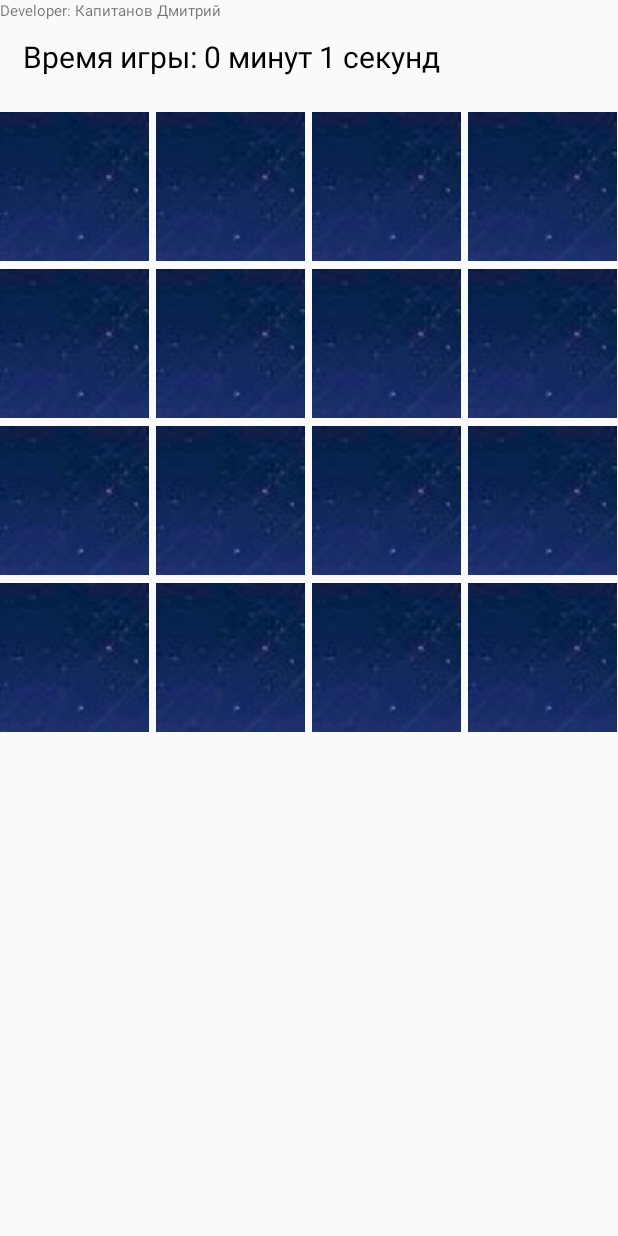
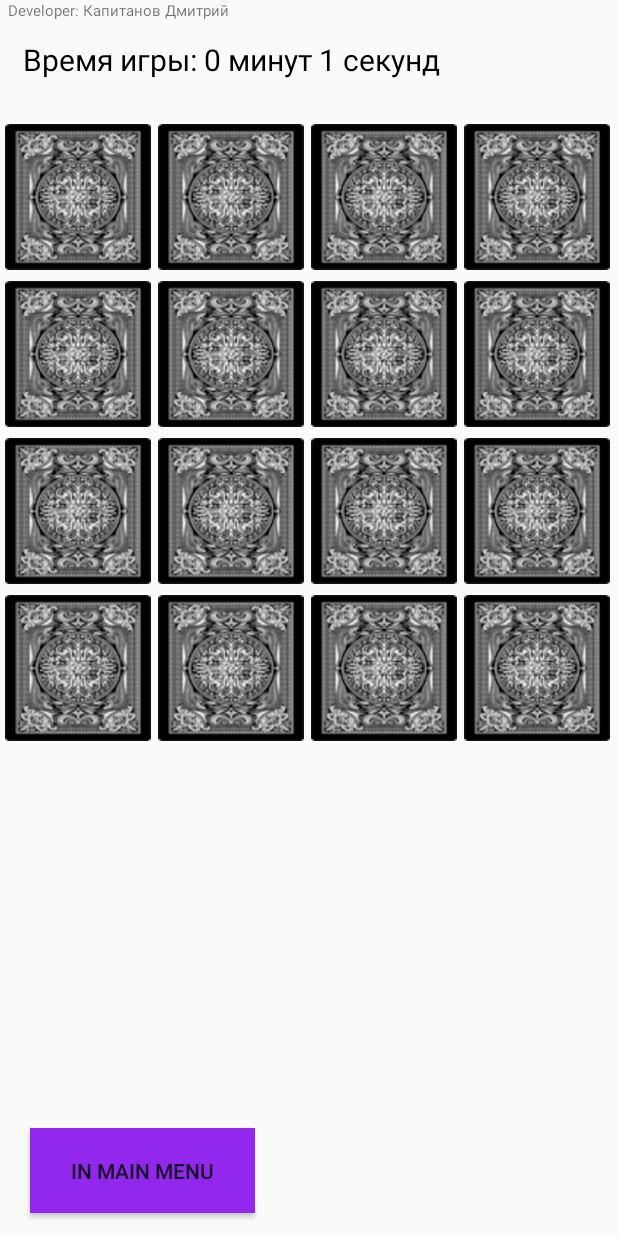
Before and after one commit to komead/laba1MT, an Android app: the MainActivity screen opened directly, with no data from a screen before it, on a phone screen of 412 x 824 dp. Run offline under Robolectric (Android 15) with nearby library versions, the light colour scheme and no system bars.

Commit message:
небольшие улучшения

```diff
--- a/app/src/main/java/com/example/kapitanov1/EndGame.java
+++ b/app/src/main/java/com/example/kapitanov1/EndGame.java
@@ -19,7 +19,6 @@ public class EndGame extends AppCompatActivity {
         setContentView(R.layout.activity_end_game);
 
         tvTime = findViewById(R.id.gameTime);
-        //textView = findViewById(R.id.textView);
         tvTurns = findViewById(R.id.turns);
         btnMainMenu = findViewById(R.id.toMainMenu);
 
--- a/app/src/main/java/com/example/kapitanov1/GridAdapter.java
+++ b/app/src/main/java/com/example/kapitanov1/GridAdapter.java
@@ -11,6 +11,7 @@ import android.widget.ImageView;
 
 import java.util.ArrayList;
 import java.util.Collections;
+import java.util.Random;
 
 public class GridAdapter extends BaseAdapter {
     private Context mContext;
@@ -23,6 +24,7 @@ public class GridAdapter extends BaseAdapter {
     public static enum Status {CELL_OPEN, CELL_CLOSE, CELL_DELETE};
     private ArrayList<Status> arrStatus; // состояние ячеек
     private int closedCards = 0;
+    private int numberOfCards = 22;
 
 
     // Добавим переменную для отслеживания первой открытой карточки
@@ -57,10 +59,15 @@ public class GridAdapter extends BaseAdapter {
     private void makePictArray() {
         // Очищаем массив
         arrPict.clear();
+        Random random = new Random();
         // Добавляем "лицевую" сторону карточек
-        for (int i = 0; i < ((mCols * mRows) / 2); i++) {
-            arrPict.add(PictureCollection + Integer.toString(i));
-            arrPict.add(PictureCollection + Integer.toString(i));
+        while (arrPict.size() < mRows * mCols) {
+            // Генерируем случайное число
+            int randomNumber = random.nextInt(numberOfCards);
+            if (!arrPict.contains(PictureCollection + Integer.toString(randomNumber))) {
+                arrPict.add(PictureCollection + Integer.toString(randomNumber));
+                arrPict.add(PictureCollection + Integer.toString(randomNumber));
+            }
         }
         // Перемешиваем
         Collections.shuffle(arrPict);
--- a/app/src/main/java/com/example/kapitanov1/MainActivity.java
+++ b/app/src/main/java/com/example/kapitanov1/MainActivity.java
@@ -4,6 +4,7 @@ import android.content.Intent;
 import android.os.Handler;
 import android.view.View;
 import android.widget.AdapterView;
+import android.widget.Button;
 import android.widget.GridView;
 import android.widget.TextView;
 import androidx.appcompat.app.AppCompatActivity;
@@ -12,6 +13,7 @@ import android.os.Bundle;
 public class MainActivity extends AppCompatActivity {
     private GridView mGrid;
     private GridAdapter mAdapter;
+    private Button toMainMenu;
 
     private Handler timerHandler = new Handler();
     private Runnable timerRunnable;
@@ -26,6 +28,7 @@ public class MainActivity extends AppCompatActivity {
 
         mGrid = findViewById(R.id.field);
         timerTextView = findViewById(R.id.timerTextView);
+        toMainMenu = findViewById(R.id.returnToMainMenu);
 
         timerRunnable = new Runnable() {
             @Override
@@ -70,5 +73,14 @@ public class MainActivity extends AppCompatActivity {
                 }
             }
         });
+
+        toMainMenu.setOnClickListener(new View.OnClickListener() {
+            @Override
+            public void onClick(View view) {
+                Intent intent = new Intent(MainActivity.this, MainMenuActivity.class);
+                startActivity(intent);
+                finish();
+            }
+        });
     }
 }
--- a/app/src/main/res/layout/activity_main.xml
+++ b/app/src/main/res/layout/activity_main.xml
@@ -1,14 +1,16 @@
 <?xml version="1.0" encoding="utf-8"?>
 <LinearLayout xmlns:android="http://schemas.android.com/apk/res/android"
               android:layout_width="fill_parent"
-              android:layout_height="fill_parent"
-              android:orientation="vertical" >
+              android:layout_height="match_parent"
+              android:orientation="vertical">
     <TextView
             android:text="Developer: Капитанов Дмитрий"
             android:layout_width="match_parent"
             android:layout_height="wrap_content"
             android:id="@+id/textView4"
-            android:textSize="10sp"/>
+            android:textSize="10sp"
+            android:layout_weight="3"
+            android:layout_marginLeft="5dp"/>
     <TextView
             android:text="Game time: "
             android:layout_width="match_parent"
@@ -19,18 +21,32 @@
             android:layout_marginLeft="15dp"
             android:layout_marginTop="10dp"
             android:layout_marginRight="15dp"
-            android:layout_marginBottom="20dp"/>
+            android:layout_marginBottom="20dp"
+            android:layout_weight="7"/>
 
     <GridView
             android:id="@+id/field"
             android:layout_width="match_parent"
-            android:layout_height="match_parent"
+            android:layout_height="588dp"
             android:numColumns="6"
             android:horizontalSpacing="5dp"
             android:verticalSpacing="5dp"
             android:stretchMode="columnWidth"
             android:gravity="center"
             android:clickable="true"
-            android:focusable="true">
+            android:focusable="true"
+            android:layout_weight="80"
+            android:layout_marginLeft="3dp"
+            android:layout_marginRight="3dp">
     </GridView>
+    <Button
+            android:text="In main menu"
+            android:layout_width="150dp"
+            android:layout_height="wrap_content"
+            android:id="@+id/returnToMainMenu"
+            android:layout_marginTop="15dp"
+            android:layout_marginBottom="15dp"
+            android:layout_marginLeft="20dp"
+            android:background="#9228ED"
+            android:layout_weight="10"/>
 </LinearLayout>
```
Also changed, not shown: app/src/main/res/drawable/card_back.png, app/src/main/res/drawable/cards15.png, app/src/main/res/drawable/cards18.png (added), app/src/main/res/drawable/cards19.png (added), app/src/main/res/drawable/cards20.png (added), app/src/main/res/drawable/cards21.png (added), app/src/main/res/drawable/none.png.
